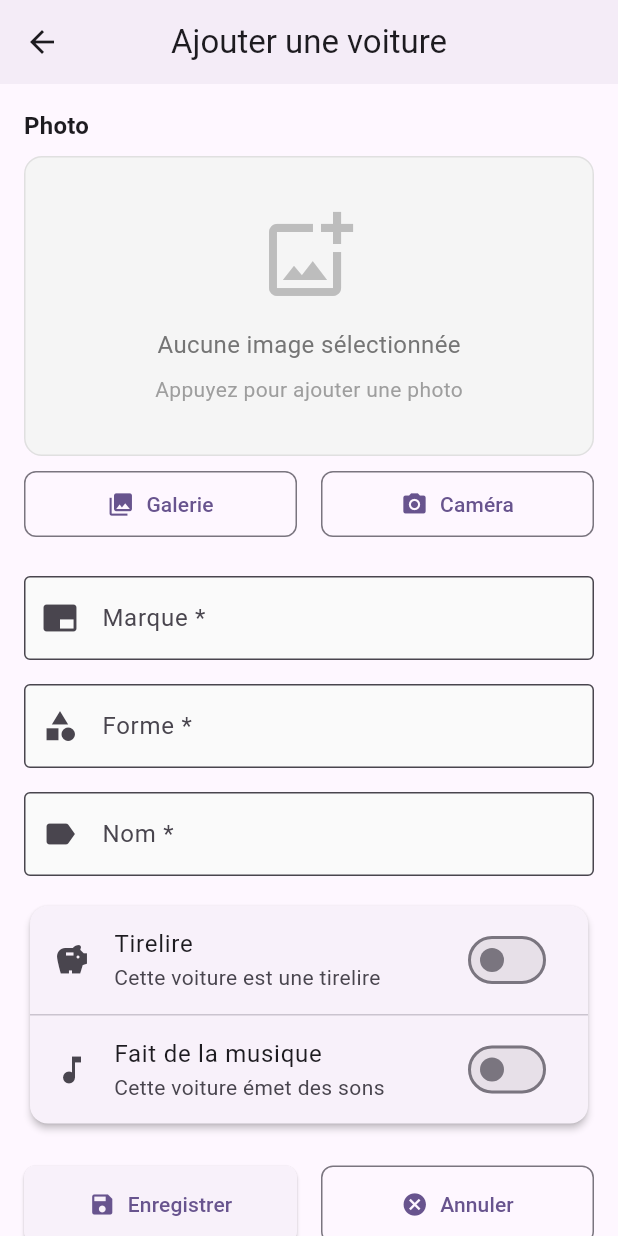
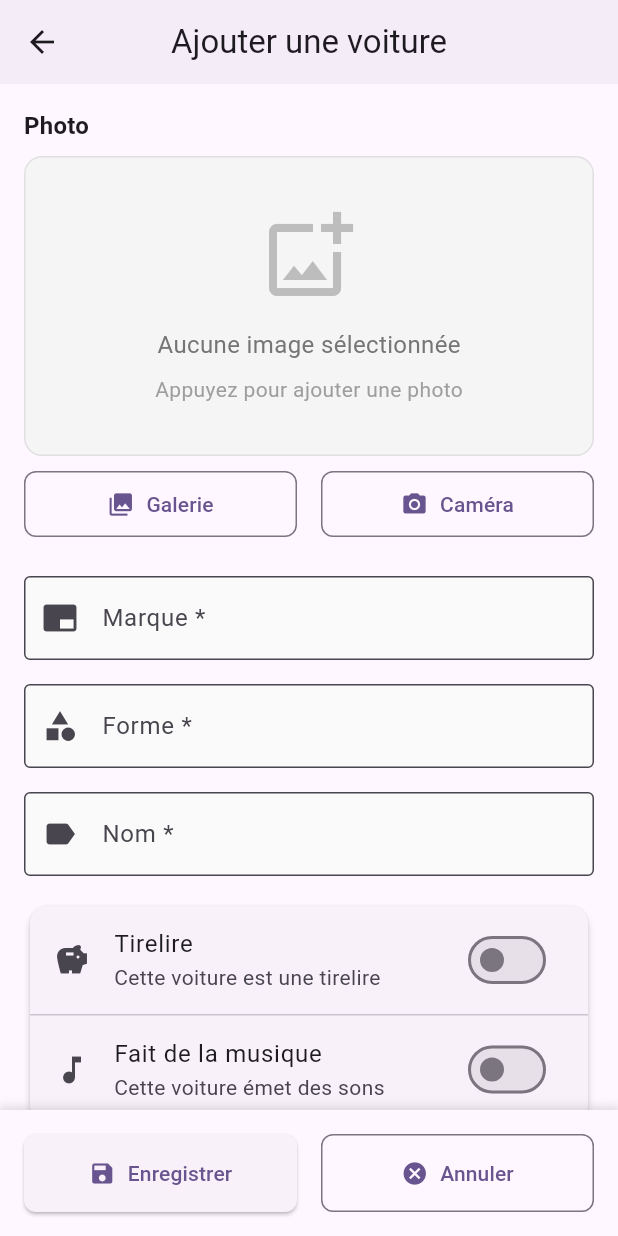
Before and after one commit to lopez-antonin/boitodex, a Flutter app: the screen it shows after launch, after a tap on "Ajouter", on a phone screen of 412 x 824 dp. Run offline on Flutter 3.47's test engine with Material 3 defaults, Android fonts, the phone set to English and light mode, and no system bars; our stand-ins replace flutter_riverpod, flutter_staggered_animations, image_picker, permission_handler, share_plus, shimmer and 1 more; accounts and stored records are empty.

Commit message:
Bug fixes

```diff
--- a/lib/presentation/screens/add_edit_car_screen.dart
+++ b/lib/presentation/screens/add_edit_car_screen.dart
@@ -182,6 +182,7 @@ class _AddEditCarScreenState extends ConsumerState<AddEditCarScreen> {
             child: Column(
               crossAxisAlignment: CrossAxisAlignment.stretch,
               children: [
+                // Photo
                 ImagePickerWidget(
                   imageBytes: _photoBytes,
                   onImageSelected: _onImageSelected,
@@ -191,6 +192,8 @@ class _AddEditCarScreenState extends ConsumerState<AddEditCarScreen> {
                       : null,
                 ),
                 const SizedBox(height: 24),
+
+                // Marque
                 TextFormField(
                   controller: _brandController,
                   decoration: const InputDecoration(
@@ -202,6 +205,8 @@ class _AddEditCarScreenState extends ConsumerState<AddEditCarScreen> {
                   textCapitalization: TextCapitalization.words,
                 ),
                 const SizedBox(height: 16),
+
+                // Forme
                 TextFormField(
                   controller: _shapeController,
                   decoration: const InputDecoration(
@@ -213,6 +218,8 @@ class _AddEditCarScreenState extends ConsumerState<AddEditCarScreen> {
                   textCapitalization: TextCapitalization.words,
                 ),
                 const SizedBox(height: 16),
+
+                // Nom
                 TextFormField(
                   controller: _nameController,
                   decoration: const InputDecoration(
@@ -224,6 +231,8 @@ class _AddEditCarScreenState extends ConsumerState<AddEditCarScreen> {
                   textCapitalization: TextCapitalization.words,
                 ),
                 const SizedBox(height: 16),
+
+                // Options (Tirelire et Musique)
                 Card(
                   child: Column(
                     children: [
@@ -245,8 +254,31 @@ class _AddEditCarScreenState extends ConsumerState<AddEditCarScreen> {
                     ],
                   ),
                 ),
-                const SizedBox(height: 24),
-                Row(
+                const SizedBox(height: 100), // Espace pour les boutons fixes
+              ],
+            ),
+          ),
+        ),
+        // Boutons fixes en bas
+        bottomNavigationBar: Container(
+          padding: EdgeInsets.only(
+            left: 16,
+            right: 16,
+            top: 16,
+            bottom: MediaQuery.of(context).padding.bottom + 16,
+          ),
+          decoration: BoxDecoration(
+            color: Theme.of(context).scaffoldBackgroundColor,
+            boxShadow: [
+              BoxShadow(
+                color: Colors.grey.withOpacity(0.3),
+                spreadRadius: 1,
+                blurRadius: 4,
+                offset: const Offset(0, -2),
+              ),
+            ],
+          ),
+          child: Row(
             children: [
               Expanded(
                 child: ElevatedButton.icon(
@@ -271,9 +303,6 @@ class _AddEditCarScreenState extends ConsumerState<AddEditCarScreen> {
               ),
             ],
           ),
-              ],
-            ),
-          ),
         ),
       ),
     );
--- a/lib/presentation/widgets/empty_state.dart
+++ b/lib/presentation/widgets/empty_state.dart
@@ -46,20 +46,7 @@ class EmptyState extends StatelessWidget {
               ),
               textAlign: TextAlign.center,
             ),
-            if (actionText != null && onAction != null) ...[
-              const SizedBox(height: 24),
-              ElevatedButton.icon(
-                onPressed: onAction,
-                icon: const Icon(Icons.add),
-                label: Text(actionText!),
-                style: ElevatedButton.styleFrom(
-                  padding: const EdgeInsets.symmetric(
-                    horizontal: 24,
-                    vertical: 12,
-                  ),
-                ),
-              ),
-            ],
+            // Supprimer le bouton d'action pour éviter la duplication avec le FAB
           ],
         ),
       ),
--- a/lib/presentation/widgets/search_filter_bar.dart
+++ b/lib/presentation/widgets/search_filter_bar.dart
@@ -89,25 +89,29 @@ class _SearchFilterBarState extends State<SearchFilterBar> {
             onChanged: _onSearchChanged,
           ),
           const SizedBox(height: 16),
-          // Filters
-          Row(
+          // Filters - Layout flexible
+          IntrinsicHeight(
+            child: Row(
+              crossAxisAlignment: CrossAxisAlignment.stretch,
               children: [
                 Expanded(
+                  flex: 1,
                   child: DropdownButtonFormField<String>(
                     value: widget.filter.brand,
                     decoration: const InputDecoration(
                       labelText: 'Marque',
                       border: OutlineInputBorder(),
-                    contentPadding: EdgeInsets.symmetric(horizontal: 16, vertical: 12),
+                      contentPadding: EdgeInsets.symmetric(horizontal: 12, vertical: 12),
                     ),
+                    isExpanded: true, // Important pour éviter l'overflow
                     items: [
                       const DropdownMenuItem<String>(
                         value: null,
-                      child: Text('Toutes les marques'),
+                        child: Text('Toutes', overflow: TextOverflow.ellipsis),
                       ),
                       ...widget.brands.map((brand) => DropdownMenuItem<String>(
                         value: brand,
-                      child: Text(brand),
+                        child: Text(brand, overflow: TextOverflow.ellipsis),
                       )),
                     ],
                     onChanged: (value) {
@@ -115,23 +119,25 @@ class _SearchFilterBarState extends State<SearchFilterBar> {
                     },
                   ),
                 ),
-              const SizedBox(width: 16),
+                const SizedBox(width: 12),
                 Expanded(
+                  flex: 1,
                   child: DropdownButtonFormField<String>(
                     value: widget.filter.shape,
                     decoration: const InputDecoration(
                       labelText: 'Forme',
                       border: OutlineInputBorder(),
-                    contentPadding: EdgeInsets.symmetric(horizontal: 16, vertical: 12),
+                      contentPadding: EdgeInsets.symmetric(horizontal: 12, vertical: 12),
                     ),
+                    isExpanded: true, // Important pour éviter l'overflow
                     items: [
                       const DropdownMenuItem<String>(
                         value: null,
-                      child: Text('Toutes les formes'),
+                        child: Text('Toutes', overflow: TextOverflow.ellipsis),
                       ),
                       ...widget.shapes.map((shape) => DropdownMenuItem<String>(
                         value: shape,
-                      child: Text(shape),
+                        child: Text(shape, overflow: TextOverflow.ellipsis),
                       )),
                     ],
                     onChanged: (value) {
@@ -140,6 +146,7 @@ class _SearchFilterBarState extends State<SearchFilterBar> {
                   ),
                 ),
               ],
+            ),
           ),
           // Clear filters button
           if (widget.filter.hasActiveFilters) ...[
```
Also changed, not shown: lib/presentation/screens/home_screen.dart (+6 -32 lines), lib/presentation/widgets/car_list_item.dart (+38 -6 lines), lib/services/image_service.dart (+34 -31 lines). Lines whose indentation alone changed are shown as unchanged.
